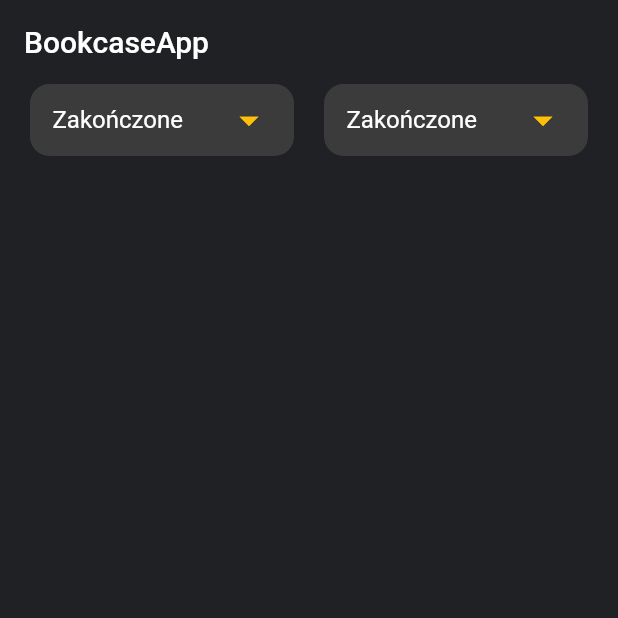
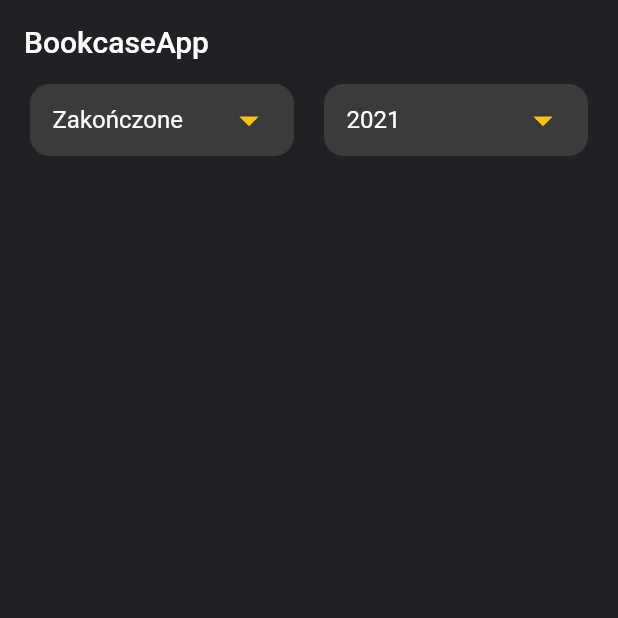
Before and after one commit to Wojw99/bookcase-app, a Flutter app: the screen it shows after launch, item 2 of the bottom bar chosen, on a phone screen of 412 x 824 dp, the top half of it. Run offline on Flutter 3.47's test engine with Material 2 defaults, Android fonts, the phone set to English and light mode, and no system bars.

Commit message:
working on view layer

```diff
--- a/lib/utils/constants.dart
+++ b/lib/utils/constants.dart
@@ -1 +1 @@
-const paddingNumber = 10.0;
+const kPaddingNumber = 10.0;
--- /dev/null
+++ b/lib/utils/types/bar_data.dart
@@ -0,0 +1,11 @@
+class BarData {
+  String title;
+  int value;
+
+  BarData({this.title, this.value});
+
+  @override
+  String toString() {
+    return 'BarData { title: $title, value: $value }';
+  }
+}
--- a/lib/viewmodels/adding_vm.dart
+++ b/lib/viewmodels/adding_vm.dart
@@ -35,6 +35,11 @@ class AddingViewModel extends ChangeNotifier {
     notifyListeners();
   }
 
+  void setSeries(String series) {
+    _addingBook.series = series;
+    notifyListeners();
+  }
+
   void setNote(String note) {
     _addingBook.note = note;
     notifyListeners();
--- a/lib/viewmodels/books_vm.dart
+++ b/lib/viewmodels/books_vm.dart
@@ -1,7 +1,9 @@
 import 'package:bookcase_app/utils/test_database.dart';
 import 'package:bookcase_app/models/book.dart';
 import 'package:bookcase_app/utils/types/readingStates.dart';
+import 'package:bookcase_app/viewmodels/single_book_vm.dart';
 import 'package:bookcase_app/views/pages/adding_page.dart';
+import 'package:bookcase_app/views/pages/single_book_page.dart';
 import 'package:flutter/cupertino.dart';
 import 'package:flutter/material.dart';
 import 'package:provider/provider.dart';
@@ -12,8 +14,8 @@ class BooksViewModel extends ChangeNotifier {
   List<Book> _books = TestDatabase.books;
   List<Book> get books => getFilteredBooks();
 
-  int _index = 1;
-  int get index => _index;
+  int _tabIndex = 1;
+  int get tabIndex => _tabIndex;
 
   void navigateToAddingPage(BuildContext context) async {
     await Navigator.push(
@@ -28,12 +30,25 @@ class BooksViewModel extends ChangeNotifier {
     notifyListeners();
   }
 
+  void navigateToSingleBookPage(BuildContext context, int bookIndex) async {
+    await Navigator.push(
+      context,
+      MaterialPageRoute(
+        builder: (context) => ChangeNotifierProvider<SingleBookViewModel>(
+          create: (context) => SingleBookViewModel(books[bookIndex]),
+          builder: (context, widget) => SingleBookPage(),
+        ),
+      ),
+    );
+    notifyListeners();
+  }
+
   List<Book> getFilteredBooks() {
-    if (_index == 0) {
+    if (_tabIndex == 0) {
       return _books
           .where((element) => element.readingState == ReadingStates.abandoned)
           .toList();
-    } else if (_index == 1) {
+    } else if (_tabIndex == 1) {
       return _books
           .where((element) => element.readingState == ReadingStates.ended)
           .toList();
@@ -46,7 +61,7 @@ class BooksViewModel extends ChangeNotifier {
   }
 
   void setIndex(int value) {
-    _index = value;
+    _tabIndex = value;
     notifyListeners();
   }
 
--- a/lib/viewmodels/stats_vm.dart
+++ b/lib/viewmodels/stats_vm.dart
@@ -1,11 +1,68 @@
+import 'package:bookcase_app/models/book.dart';
+import 'package:bookcase_app/utils/test_database.dart';
+import 'package:bookcase_app/utils/types/bar_data.dart';
+import 'package:bookcase_app/utils/types/genres.dart';
 import 'package:bookcase_app/utils/types/readingStates.dart';
 import 'package:flutter/cupertino.dart';
 
 class StatsViewModel extends ChangeNotifier {
+  /// List of all books
+  List<Book> _books = TestDatabase.books;
+
+  /// State titles in the dropdown button
   List<String> _stateTitles =
       ReadingStates.listOfStates().map((e) => e.name).toList();
   List<String> get statesTitles => _stateTitles;
 
-  String _currentState = ReadingStates.ended.toString();
-  String get currentState => _currentState;
+  /// State selected from dropdown button
+  String _selectedState = ReadingStates.ended.toString();
+  String get selectedState => _selectedState;
+
+  /// Years titles in the dropdown button
+  List<String> _yearsTitles = ['2021', '2020', '2019'];
+  List<String> get yearsTitles => _yearsTitles;
+
+  /// Year selected from dropdown button
+  String _selectedYear = '2021';
+  String get selectedYear => _selectedYear;
+
+  /// List of BarData for progress bars
+  List<BarData> _barDataList = <BarData>[];
+  List<BarData> get barDataList => _barDataList;
+
+  /// Iterates through all genres and matches books to genre, selected readingState and selected year.
+  /// Create barDataList from returned lists.
+  void createBarData() {
+    final genres = Genres.listOfGenres();
+    final yearInt = int.tryParse(selectedYear);
+
+    _barDataList.clear();
+
+    for (var g in genres) {
+      final matching = _books
+          .where((book) =>
+              book.readingState.name == _selectedState &&
+              book.dateLastEdition.year == yearInt &&
+              book.genre == g)
+          .toList();
+      final len = matching.length;
+      if (len > 0) {
+        _barDataList.add(BarData(title: g.name, value: matching.length));
+      }
+    }
+
+    // notifyListeners();
+  }
+
+  void setReadingState(String state) {
+    _selectedState = state;
+    createBarData();
+    notifyListeners();
+  }
+
+  void setYear(String year) {
+    _selectedYear = year;
+    createBarData();
+    notifyListeners();
+  }
 }
--- a/lib/views/pages/stats_page.dart
+++ b/lib/views/pages/stats_page.dart
@@ -1,12 +1,8 @@
 import 'package:bookcase_app/utils/colors.dart';
 import 'package:bookcase_app/utils/strings.dart';
-import 'package:bookcase_app/utils/test_database.dart';
 import 'package:bookcase_app/viewmodels/stats_vm.dart';
-import 'package:bookcase_app/views/view_helper.dart';
-import 'package:bookcase_app/views/pages/books_page.dart';
-import 'package:bookcase_app/views/widgets/charts/bar_chart_data.dart';
-import 'package:bookcase_app/views/widgets/charts/my_bar_chart.dart';
 import 'package:bookcase_app/views/widgets/my_dropdown_button.dart';
+import 'package:bookcase_app/views/widgets/progress_bar.dart';
 import 'package:flutter/cupertino.dart';
 import 'package:flutter/material.dart';
 import 'package:provider/provider.dart';
@@ -15,6 +11,9 @@ class StatsPage extends StatelessWidget {
   @override
   Widget build(BuildContext context) {
     final _viewModel = Provider.of<StatsViewModel>(context, listen: true);
+    final paddingHorizontal = 20.0;
+    final screenWidth =
+        MediaQuery.of(context).size.width - (paddingHorizontal * 2);
     return Scaffold(
       /// * * * * * * APP BAR * * * * * *
       appBar: AppBar(
@@ -27,18 +26,21 @@ class StatsPage extends StatelessWidget {
       body: Container(
         color: kColorDark,
         child: Padding(
-          padding: EdgeInsets.symmetric(horizontal: 10.0),
+          padding: EdgeInsets.symmetric(horizontal: paddingHorizontal),
           child: Column(
             children: [
+              /// * * * * * * DROP DOWN BUTTONS * * * * * *
               Row(
                 children: [
                   Expanded(
                     flex: 1,
                     child: Padding(
-                      padding: EdgeInsets.only(right: 10.0, left: 10.0),
+                      padding: EdgeInsets.only(right: 10.0),
                       child: MyDropdownButton(
-                        value: _viewModel.currentState,
-                        onChanged: (value) {},
+                        value: _viewModel.selectedState,
+                        onChanged: (value) {
+                          _viewModel.setReadingState(value);
+                        },
                         itemList: _viewModel.statesTitles,
                       ),
                     ),
@@ -46,24 +48,49 @@ class StatsPage extends StatelessWidget {
                   Expanded(
                     flex: 1,
                     child: Padding(
-                      padding: EdgeInsets.only(left: 10.0, right: 10.0),
+                      padding: EdgeInsets.only(left: 10.0),
                       child: MyDropdownButton(
-                        value: _viewModel.currentState,
-                        onChanged: (value) {},
-                        itemList: _viewModel.statesTitles,
+                        value: _viewModel.selectedYear,
+                        onChanged: (value) {
+                          _viewModel.setYear(value);
+                        },
+                        itemList: _viewModel.yearsTitles,
                       ),
                     ),
                   ),
                 ],
               ),
+
+              SizedBox(height: 15),
+
+              /// * * * * * * BARS * * * * * *
               Container(
                 color: kColorDark,
-                child: Padding(
-                  padding: EdgeInsets.all(10.0),
-                  child: Container(
-                    color: Colors.green,
-                  ),
+                child: Column(
+                  children: _viewModel.barDataList
+                      .map((data) => Padding(
+                            padding: EdgeInsets.only(bottom: 10.0),
+                            child: ProgressBar(
+                              value: data.value,
+                              label: data.title,
+                              barMaxWidth: screenWidth,
+                              filledColor: kColorMain,
+                            ),
+                          ))
+                      .toList(),
                 ),
+                // ListView.builder(
+                //   itemCount: _viewModel.barDataList.length,
+                //   itemBuilder: (context, index) {
+                //     final data = _viewModel.barDataList[index];
+                //     return ProgressBar(
+                //       value: data.value,
+                //       label: data.title,
+                //       barMaxWidth: 300,
+                //       filledColor: kColorMain,
+                //     );
+                //   },
+                // ),
               ),
             ],
           ),
--- a/lib/views/widgets/row_book.dart
+++ b/lib/views/widgets/row_book.dart
@@ -52,7 +52,7 @@ class BookRow extends StatelessWidget {
                     ),
                   ),
                   Text(
-                    ViewHelper.getTextForDateTime(date),
+                    ViewHelper.getTextForDateTime(date, showYear: true),
                     style: kRowHeaderStyle,
                   ),
                 ],
```
Also changed, not shown: lib/utils/strings.dart (+6 -1 lines), lib/viewmodels/single_book_vm.dart (added, +64 -0 lines), lib/views/pages/adding_page.dart (+22 -0 lines), lib/views/pages/books_page.dart (+13 -8 lines), lib/views/pages/single_book_page.dart (added, +185 -0 lines), lib/views/widgets/progress_bar.dart (added, +96 -0 lines), lib/views/widgets/radio_data.dart (added, +13 -0 lines), lib/views/widgets/radio_img_group.dart (added, +76 -0 lines).
